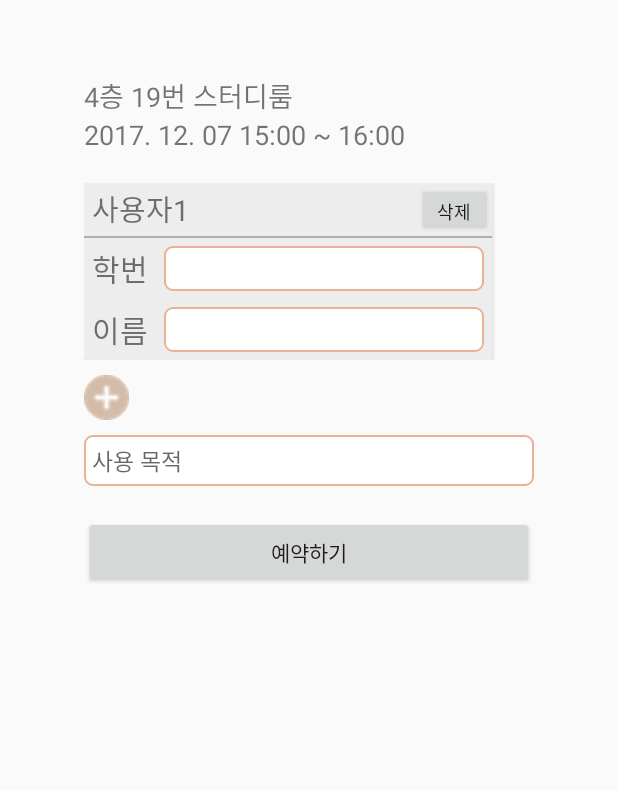
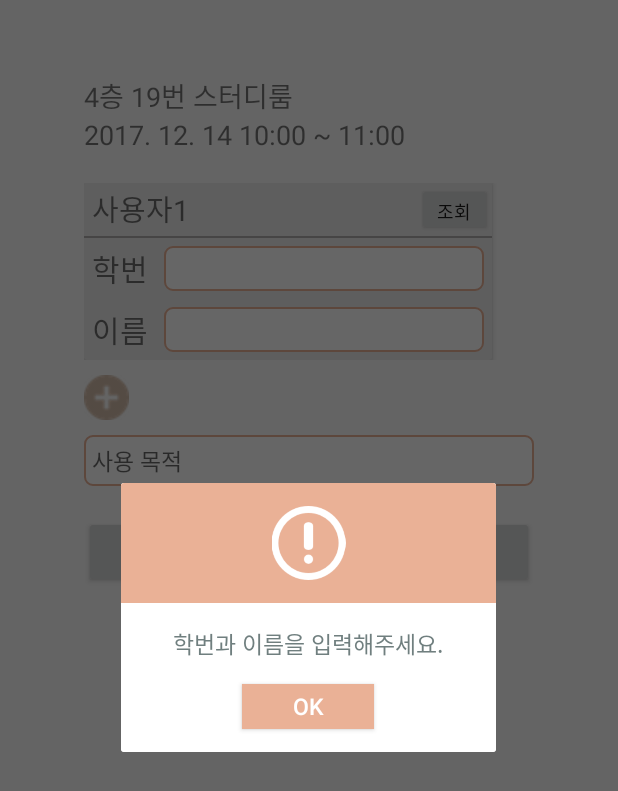
Before and after one commit to devilzCough/Stew, an Android app: the ReservationActivity screen opened directly, with no data from a screen before it, after a tap on "조회", on a phone screen of 412 x 824 dp. Shown: the top 791 px of the screen. Run offline under Robolectric (Android 15) with nearby library versions, the phone set to English and light mode, and no system bars.

Commit message:
add alert dialog in reservation activity

```diff
--- a/app/src/main/java/org/androidtown/stew/BackgroundWebview.java
+++ b/app/src/main/java/org/androidtown/stew/BackgroundWebview.java
@@ -26,13 +26,11 @@ public class BackgroundWebview extends WebView {
     int loadCheck ,loginFlag;
     String currentURL,cookies;
 
-    int userNum;
-    String studentId, studentName;
+    int nUsers, roomID;
+    ReservationInfo info;
+    CustomReservCard user;
     boolean reservFlag;
 
-    int nUsers;
-    int year, month, day, startHour, hours;
-    String strPurpose;
     ArrayList<CustomReservCard> items;
 
     public BackgroundWebview(Context context) {
@@ -63,29 +61,22 @@ public class BackgroundWebview extends WebView {
     public void load_reservationPage(int roomId) {
 
         reservFlag = false;
+        roomID = roomId;
         url_reservation += roomId;
         loadUrl(url_reservation);
     }
 
-    public void userCheck(int num, String id, String name) {
+    public void userCheck(CustomReservCard item) {
 
-        userNum = num;
-        studentId = id;
-        studentName = name;
-        url_reservation += "11";
+        user = item;
+        url_reservation += roomID;
         loadUrl(url_reservation);
     }
 
-    public void web_reservation(int y, int m, int d, int sH, int h, String purpose, ArrayList<CustomReservCard> users) {
+    public void web_reservation(ReservationInfo item, ArrayList<CustomReservCard> users) {
 
         reservFlag = true;
-        year = y;
-        month = m;
-        day = d;
-        startHour = sH;
-        hours = h;
-        strPurpose = purpose;
-
+        info = item;
         items = users;
         nUsers = items.size();
     }
@@ -124,20 +115,20 @@ public class BackgroundWebview extends WebView {
             }
 
 
-            if (url.equals(url_reservation) && !reservFlag) {
-                /*String script = "javascript:function afterLoad() {"
-                        + "document.getElementById('altPid" + userNum + "').value = '" + studentId + "';"
-                        + "document.getElementById('name" + userNum + "').value = '" + studentName + "';"
-                        + "studyroom.goStudyRoomUserInfo(" + userNum + ",'Y')"
-                        + "};"
-                        + "afterLoad();";*/
+            /*else if (url.equals(url_reservation) && !reservFlag) {
+//                String script = "javascript:function afterLoad() {"
+//                        + "document.getElementById('altPid" + userNum + "').value = '" + studentId + "';"
+//                        + "document.getElementById('name" + userNum + "').value = '" + studentName + "';"
+//                        + "studyroom.goStudyRoomUserInfo(" + userNum + ",'Y')"
+//                        + "};"
+//                        + "afterLoad();";
                 String script = "javascript:function afterLoad() {"
-                        + "document.getElementById('altPid').value = '" + studentId + "';"
-                        + "document.getElementById('name').value = '" + studentName + "';"
+                        + "document.getElementById('altPid').value = '" + user.getStrStudentId() + "';"
+                        + "document.getElementById('name').value = '" + user.getStrStudentName() + "';"
                         + "document.getElementById('year').value = 2017;"
                         + "document.getElementById('month').value = 12;"
                         + "document.getElementById('day').value = 09;"
-                        + "studyroom.goStudyRoomUserInfo(" + userNum + ",'Y')"
+                        + "studyroom.goStudyRoomUserInfo(" + user.getUserNum() + ",'Y')"
                         + "};"
                         + "afterLoad();";
                 view.loadUrl(script);
@@ -158,13 +149,13 @@ public class BackgroundWebview extends WebView {
                     script += tmp;
                 }
 
-                String tmp = "document.getElementById('purpose').value = '" + strPurpose + "';"
+                String tmp = "document.getElementById('purpose').value = 'ddd';"
                         + "};"
                         + "afterLoad();";
 
                 script += tmp;
                 view.loadUrl(script);
-            }
+            }*/
         }
 
 
--- a/app/src/main/java/org/androidtown/stew/JsoupProcess.java
+++ b/app/src/main/java/org/androidtown/stew/JsoupProcess.java
@@ -115,7 +115,6 @@ public class JsoupProcess {
                 Document document = Jsoup.connect(htmlPageUrl).header("cookie",cookies).get();
                 Elements elements= document.select(selectQuery);
 
-
                 if(mode == MODE_USER) {
                     userName = elements.get(0).text();
                     userID = elements.get(3).text();
--- a/app/src/main/java/org/androidtown/stew/ReservCardRecyclerAdapter.java
+++ b/app/src/main/java/org/androidtown/stew/ReservCardRecyclerAdapter.java
@@ -21,6 +21,7 @@ public class ReservCardRecyclerAdapter extends RecyclerView.Adapter<ReservCardRe
 
     Context context;
     List<CustomReservCard> items;
+    View v;
     int item_layout;
 
     public ReservCardRecyclerAdapter(Context context, ArrayList<CustomReservCard> items, int item_layout) {
@@ -33,7 +34,7 @@ public class ReservCardRecyclerAdapter extends RecyclerView.Adapter<ReservCardRe
     @Override
     public ViewHolder onCreateViewHolder(ViewGroup parent, int viewType) {
 
-        View v= LayoutInflater.from(parent.getContext()).inflate(R.layout.reserv_card,null);
+        v= LayoutInflater.from(parent.getContext()).inflate(R.layout.reserv_card,null);
         return new ViewHolder(v);
     }
 
@@ -65,19 +66,25 @@ public class ReservCardRecyclerAdapter extends RecyclerView.Adapter<ReservCardRe
 
                     String id = holder.etStudentId.getText().toString();
                     String name = holder.etStudentName.getText().toString();
+                    if (id.equals("") || name.equals("")) {
+                        CustomDialog alert = new CustomDialog(v.getContext(),0,"학번과 이름을 입력해주세요.");
+                    } else {
+                        CustomDialog alert = new CustomDialog(v.getContext(),0,"사용자를 추가하였습니다.");
+
+                        item.setUserFlag(false);
+                        item.setStrStudentId(id);
+                        item.setStrStudentName(name);
+                        // webView.userCheck(item);
+                        holder.checkBtn.setText("삭제");
+                    }
 
                     // webView .....
-                    webView = new BackgroundWebview(context);
-                    AppManager.getInstance().setWebView(webView);
-
-                    webView.userCheck(item.getUserNum(), id, name);
+                    // webView = new BackgroundWebview(context);
+                    // AppManager.getInstance().setWebView(webView);
                         /* alert when wrong input */
                     //
 
-                    item.setUserFlag(false);
-                    item.setStrStudentId(id);
-                    item.setStrStudentName(name);
-                    holder.checkBtn.setText("삭제");
+
 
                     // now button = 'delete'
                 } else {
--- a/app/src/main/java/org/androidtown/stew/ReservationActivity.java
+++ b/app/src/main/java/org/androidtown/stew/ReservationActivity.java
@@ -39,8 +39,16 @@ public class ReservationActivity extends AppCompatActivity {
 
         /* set room, date, time info */
         // test code
+        info = new ReservationInfo(11);
+        info.setYear(2017);
+        info.setMonth(12);
+        info.setDay(14);
+        info.setStartHour(10);
+        info.setHours(1);
+        info.setPurpose("dd");
+
         txtRoom.setText("4층 19번 스터디룸");
-        txtDate.setText("2017. 12. 07 15:00 ~ 16:00");
+        txtDate.setText("2017. 12. 14 10:00 ~ 11:00");
 
         recyclerView = (RecyclerView) findViewById(R.id.resvRecycler);
         LinearLayoutManager layoutManager = new LinearLayoutManager(getApplicationContext());
@@ -73,16 +81,17 @@ public class ReservationActivity extends AppCompatActivity {
 
     public void onReservBtnClicked(View v) {
 
+        CustomDialog alert = new CustomDialog(this,0,"스터디룸 예약이 완료되었습니다.");
         // test code
-        int year = 2017;
+        /*int year = 2017;
         int month = 12;
         int day = 7;
         int startHour = 10;
         int hours = 1;
-        String purpose = etPurpose.getText().toString();
+        String purpose = etPurpose.getText().toString();*/
 
         // minimum input num check?
-        webView.web_reservation(year, month, day, startHour, hours, purpose, items);
+        // webView.web_reservation(info, items);
     }
 
     public void onAddBtnClicked(View v) {
--- a/app/src/main/java/org/androidtown/stew/ReservationInfo.java
+++ b/app/src/main/java/org/androidtown/stew/ReservationInfo.java
@@ -6,12 +6,12 @@ package org.androidtown.stew;
 
 public class ReservationInfo {
 
-    int infoNum, roomId;
-    int year, month, day, startHour, hours;
-    String purpose;
+    private int roomId;
+    private int year, month, day, startHour, hours;
+    private String purpose;
 
-    public ReservationInfo(int num) {
-        infoNum = num;
+    public ReservationInfo(int id) {
+        roomId = id;
     }
 
     public int getYear() { return year; }
--- a/app/src/main/res/drawable/login_button.xml
+++ b/app/src/main/res/drawable/login_button.xml
@@ -3,9 +3,9 @@
 
     <item><layer-list>
         <item><shape>
-            <stroke android:width="1dp" android:color="@android:color/white" />
-            <corners android:radius="7dp" />
+            <corners android:radius="5dp" />
             <padding android:bottom="3dp" android:left="3dp" android:right="3dp" android:top="3dp" />
+            <solid android:color="@color/stewColor" />
         </shape></item>
     </layer-list></item>
 
```
Also changed, not shown: app/src/main/res/drawable/login_edit.xml (+4 -4 lines), app/src/main/res/layout/activity_main.xml (+21 -9 lines), app/src/main/res/drawable/logo_small.png (added).
